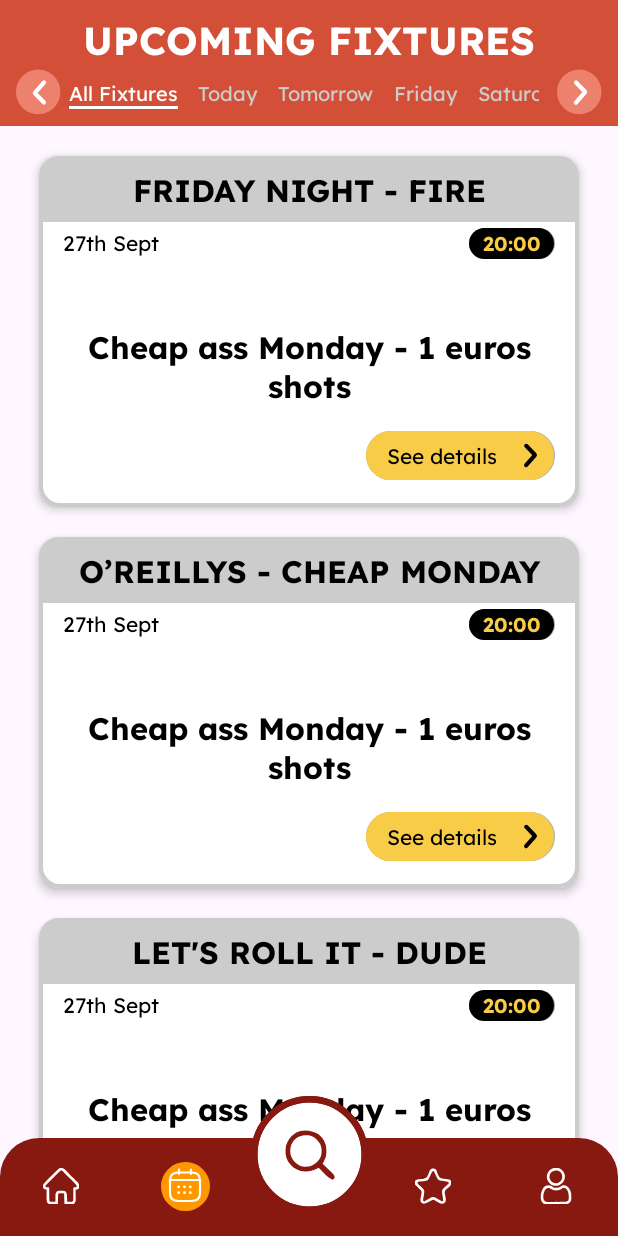
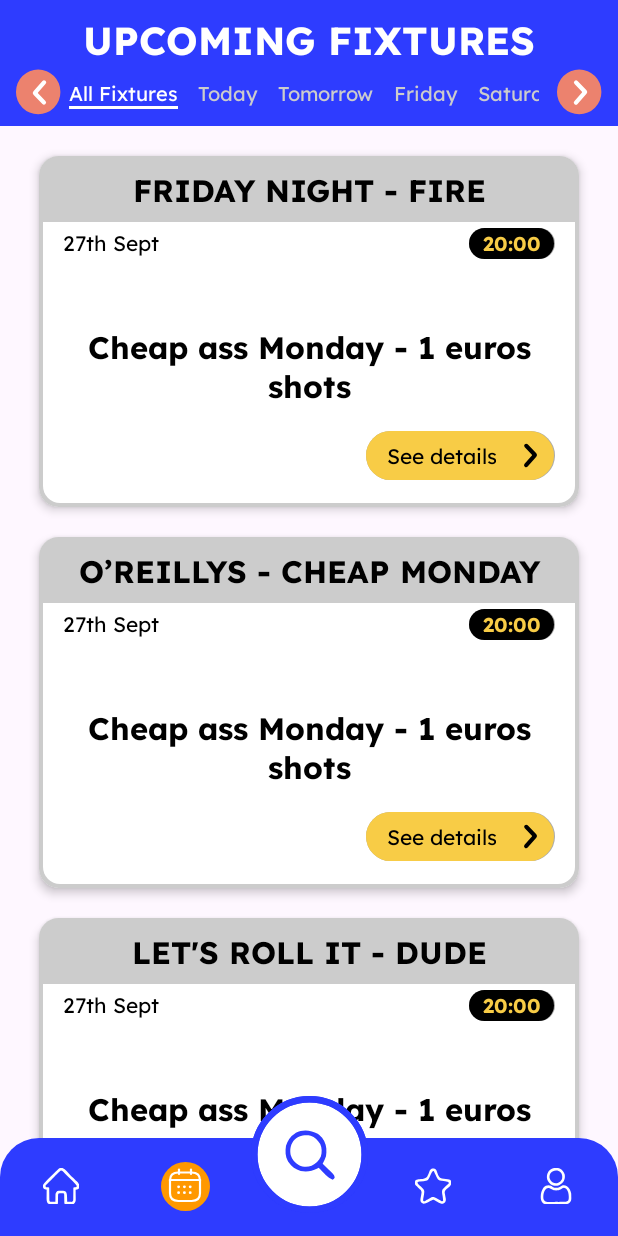
Before and after one commit to MansoorNisar92/just-bar-it-android, an Android app: the DashboardScreen screen opened directly, with no data from a screen before it, item 2 of the bottom bar chosen, on a phone screen of 412 x 824 dp. Run offline under Robolectric (Android 15) with nearby library versions, the phone set to English and light mode, and no system bars; our stand-ins replace Dagger/Hilt's generated code, data binding, sdp/ssp sizes.

Commit message:
[Color Change Scheme]

```diff
--- a/app/src/main/res/values/colors.xml
+++ b/app/src/main/res/values/colors.xml
@@ -6,8 +6,8 @@
     <color name="circled_search_icon_color">#FFFFFFFF</color>
     <color name="red">#FF2B00</color>
     <color name="blue">#2E3CFF</color>
-    <color name="top_bar_color">#D34F38</color>
-    <color name="nav_bar_color">#871910</color>
+    <color name="top_bar_color">#2E3CFF</color>
+    <color name="nav_bar_color">#2E3CFF</color>
     <color name="bottom_navigation_tab_color">#FF9800</color>
     <color name="rippleColor">#1A000000</color>
     <color name="search_edit_background_color">#A73F2C</color>
```
